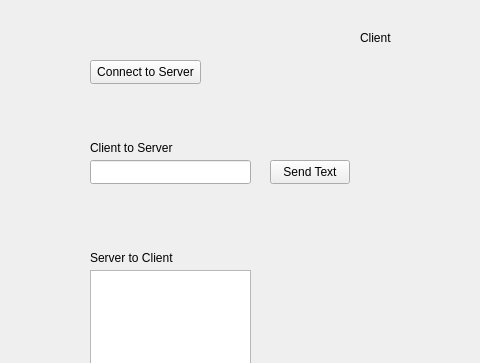
Yeah-Jack/cpp-projects, file GUI/English/ClientServerBroadcast/Client/widget.ui: the form before one commit; both pictures show x 0 to 480 and y 0 to 363 of the 800 by 600 pixel window.
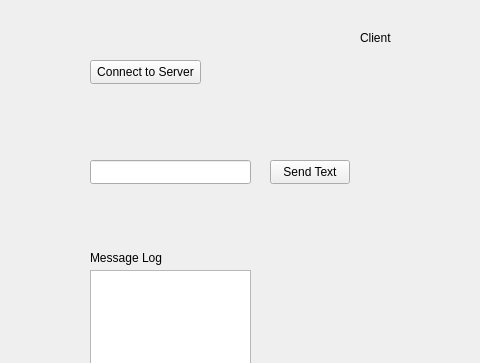
The form after the commit.

Commit message: Clients can receive Clients messages

What changed in the file:
```diff
--- a/GUI/English/ClientServerBroadcast/Client/widget.ui
+++ b/GUI/English/ClientServerBroadcast/Client/widget.ui
@@ -62,19 +62,6 @@
     <bool>true</bool>
    </property>
   </widget>
-  <widget class="QLabel" name="labelSendText">
-   <property name="geometry">
-    <rect>
-     <x>90</x>
-     <y>140</y>
-     <width>101</width>
-     <height>16</height>
-    </rect>
-   </property>
-   <property name="text">
-    <string>Client to Server</string>
-   </property>
-  </widget>
   <widget class="QLabel" name="labelReceiveText">
    <property name="geometry">
     <rect>
@@ -85,7 +72,7 @@
     </rect>
    </property>
    <property name="text">
-    <string>Server to Client</string>
+    <string>Message Log</string>
    </property>
   </widget>
   <widget class="QLabel" name="labelClient">
```
The commit also changes 2 other files.
